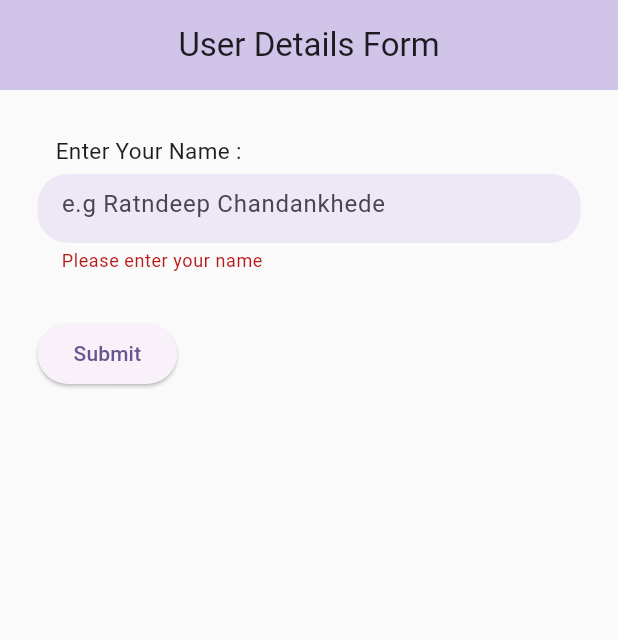
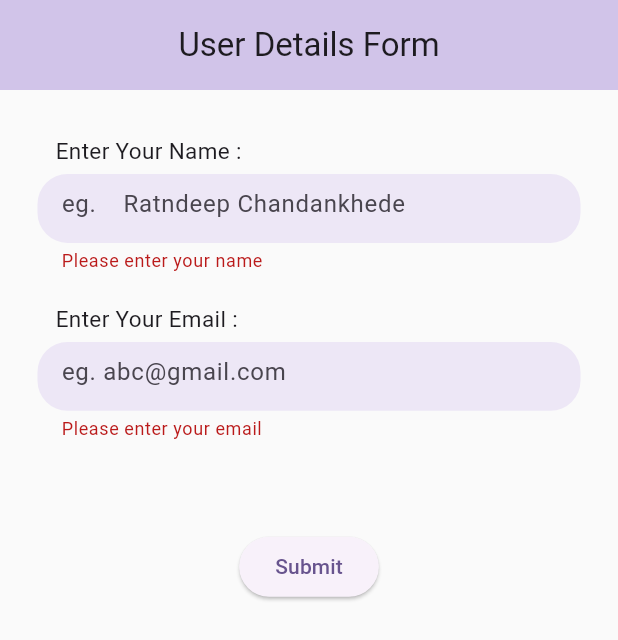
Before and after one commit to Ratndeep1999/login_page, a Flutter app: the screen it shows after launch, after a tap on "Submit", on a phone screen of 412 x 824 dp. Shown: the top 640 px of the screen. Run offline on Flutter 3.47's test engine with Material 3 defaults, Android fonts, the phone set to English and light mode, and no system bars.

Commit message:
login_page.dart : _name input field and label add, form key add, validation add to name field, text button add, validation method add in Text Button

```diff
--- a/lib/login_page.dart
+++ b/lib/login_page.dart
@@ -8,37 +8,69 @@ class LoginPage extends StatefulWidget {
 }
 
 class _LoginPageState extends State<LoginPage> {
-
-
   // Form key
   final _formKey = GlobalKey<FormState>();
 
-
   // Controllers
   final TextEditingController _nameController = TextEditingController();
-
-
+  final TextEditingController _emailController = TextEditingController();
 
   // methods of widgets
   // name method
   Widget _buildName() {
-    return SizedBox(   // it gives custom height and width
+    return SizedBox(
+      // it gives custom height and width
       height: MediaQuery.of(context).size.height * 0.08,
       child: TextFormField(
         validator: (value) {
           if (value == null || value.isEmpty) {
-            return "Please enter your name" ;
-          } else if ( value.length < 3 ) {
-            return "Name is too short" ;
+            return "Please enter your name";
+          } else if (value.length < 3) {
+            return "Name is too short";
+          } else if (!RegExp(r"^[a-zA-Z\s]+$").hasMatch(value)) {
+            // this restrict to input only letters
+            return "Please enter letters only";
           }
-          return null ;
+          return null;
         },
         minLines: 1,
         cursorHeight: 20,
         controller: _nameController,
         keyboardType: TextInputType.name,
         decoration: InputDecoration(
-          hintText: "e.g Ratndeep Chandankhede",
+          hintText: "eg.    Ratndeep Chandankhede",
+          filled: true,
+          fillColor: Colors.deepPurple.shade50,
+          border: OutlineInputBorder(
+            borderRadius: BorderRadius.circular(20),
+            borderSide: BorderSide.none,
+          ),
+        ),
+      ),
+    );
+  }
+
+  // email method
+  Widget _buildEmail() {
+    return SizedBox(
+      // it gives custom height and width
+      height: MediaQuery.of(context).size.height * 0.08,
+      child: TextFormField(
+        validator: (value) {
+          if (value == null || value.isEmpty) {
+            return "Please enter your email";
+          } // Regular Expression for valid email pattern
+          else if (!RegExp(r'^[\w-\.]+@([\w-]+\.)+[\w]{2,4}$').hasMatch(value)) {
+            return "Please enter a valid email address";
+          }
+          return null;
+        },
+        minLines: 1,
+        cursorHeight: 20,
+        controller: _emailController,
+        keyboardType: TextInputType.emailAddress,
+        decoration: InputDecoration(
+          hintText: "eg. abc@gmail.com",
           filled: true,
           fillColor: Colors.deepPurple.shade50,
           border: OutlineInputBorder(
@@ -71,29 +103,43 @@ class _LoginPageState extends State<LoginPage> {
               child: Column(
                 crossAxisAlignment: CrossAxisAlignment.start,
                 children: [
-                        SizedBox(height: 30,),
+                  SizedBox(height: 30),
                   Padding(
                     padding: const EdgeInsets.only(bottom: 5, left: 12),
-                          child: Text( "Enter Your Name : ",
-                            style: TextStyle(
-                                fontSize: 15,
+                    child: Text(
+                      "Enter Your Name : ",
+                      style: TextStyle(fontSize: 15),
                     ),
                   ),
+                  _buildName(), // fro name
+                  SizedBox(height: 20),
+
+                  Padding(
+                    padding: const EdgeInsets.only(bottom: 5, left: 12),
+                    child: Text(
+                      "Enter Your Email : ",
+                      style: TextStyle(fontSize: 15),
                     ),
-                        _buildName(),
-                        SizedBox(height: 30,),
+                  ),
+                  _buildEmail(), // for email
 
+                  SizedBox(height: 20),
+
+                  SizedBox(height: 20),
+
+                  SizedBox(height: 20),
                   // Button
-                        ElevatedButton(
+                  Center(
+                    child: ElevatedButton(
                       onPressed: () {
                         if (_formKey.currentState!.validate()) {
-                            debugPrint("Processing......");
+                          debugPrint("Processing Data........");
                         } else {
                           debugPrint("Please Fill all Details Properly");
                         }
-
                       },
                       child: Text("Submit"),
+                    ),
                   ),
                 ],
               ),
```
Lines whose indentation alone changed are shown as unchanged.
